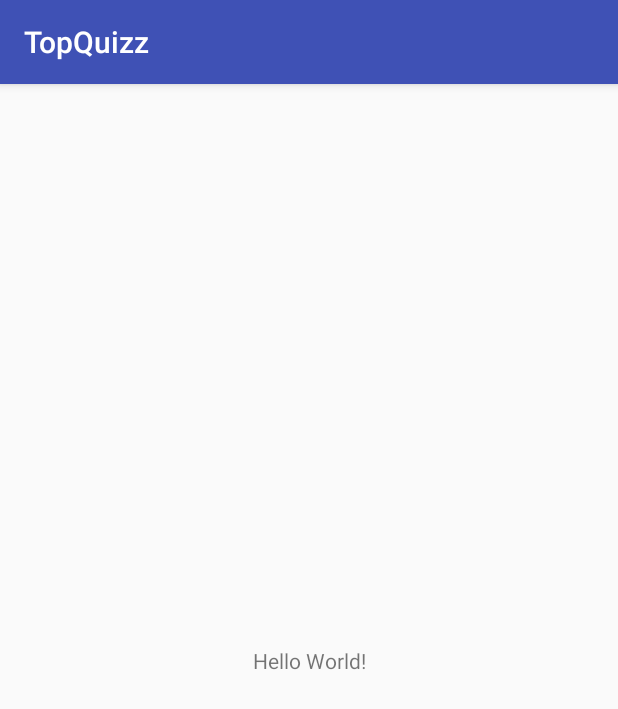
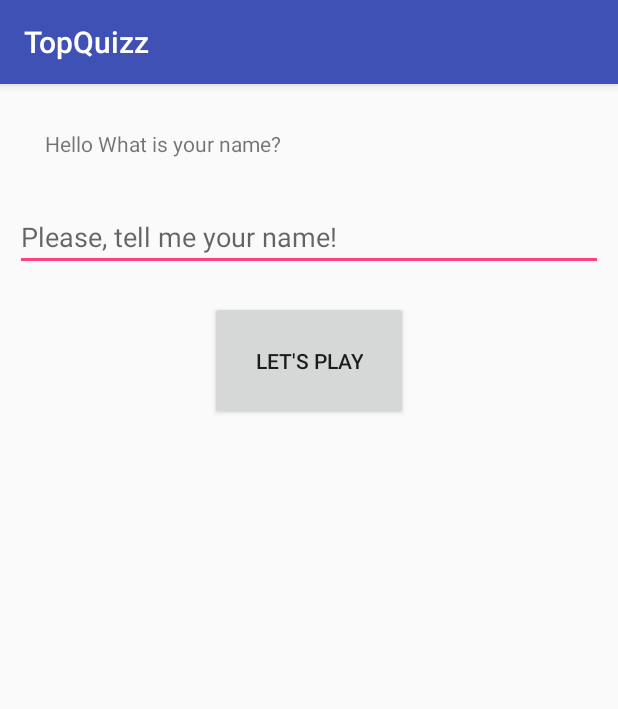
Before and after one commit to Nackir/TopQuizz, an Android app: the screen it shows after launch (MainActivity), on a phone screen of 412 x 824 dp. Shown: the top 709 px of the screen. Run offline under Robolectric (Android 15) with nearby library versions, the phone set to English and light mode, and no system bars.

Commit message:
Dessin de l'interface utilisateur de la première activité

```diff
--- a/app/src/main/res/layout/activity_main.xml
+++ b/app/src/main/res/layout/activity_main.xml
@@ -1,7 +1,8 @@
 <?xml version="1.0" encoding="utf-8"?>
-<android.support.constraint.ConstraintLayout xmlns:android="http://schemas.android.com/apk/res/android"
+<LinearLayout xmlns:android="http://schemas.android.com/apk/res/android"
     xmlns:app="http://schemas.android.com/apk/res-auto"
     xmlns:tools="http://schemas.android.com/tools"
+    android:orientation="vertical"
     android:layout_width="match_parent"
     android:layout_height="match_parent"
     tools:context=".MainActivity">
@@ -9,10 +10,22 @@
     <TextView
         android:layout_width="wrap_content"
         android:layout_height="wrap_content"
-        android:text="Hello World!"
-        app:layout_constraintBottom_toBottomOf="parent"
-        app:layout_constraintLeft_toLeftOf="parent"
-        app:layout_constraintRight_toRightOf="parent"
-        app:layout_constraintTop_toTopOf="parent" />
+        android:layout_margin="10dp"
+        android:padding="20dp"
+        android:text="Hello What is your name?"/>
 
-</android.support.constraint.ConstraintLayout>
+    <EditText
+        android:layout_width="match_parent"
+        android:layout_height="wrap_content"
+        android:layout_marginStart="10dp"
+        android:layout_marginEnd="10dp"
+        android:hint="Please, tell me your name!"/>
+
+    <Button
+        android:layout_width="wrap_content"
+        android:layout_height="wrap_content"
+        android:layout_marginTop="20dp"
+        android:padding="30dp"
+        android:layout_gravity="center_horizontal"
+        android:text="Let's play"/>
+</LinearLayout>
--- a/build.gradle
+++ b/build.gradle
@@ -7,7 +7,7 @@ buildscript {
         jcenter()
     }
     dependencies {
-        classpath 'com.android.tools.build:gradle:3.1.0'
+        classpath 'com.android.tools.build:gradle:3.1.1'
 
 
         // NOTE: Do not place your application dependencies here; they belong
```
Also changed, not shown: app/src/main/java/com/nackir/android/topquizz/MainActivity.java (line endings or trailing spaces).
